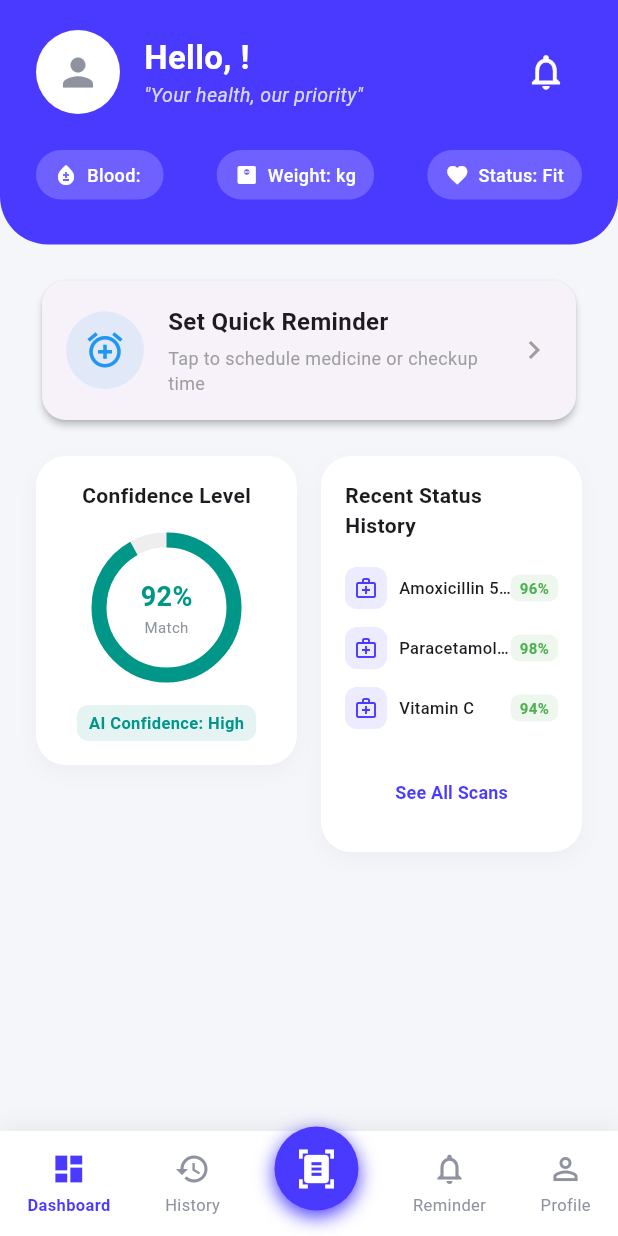
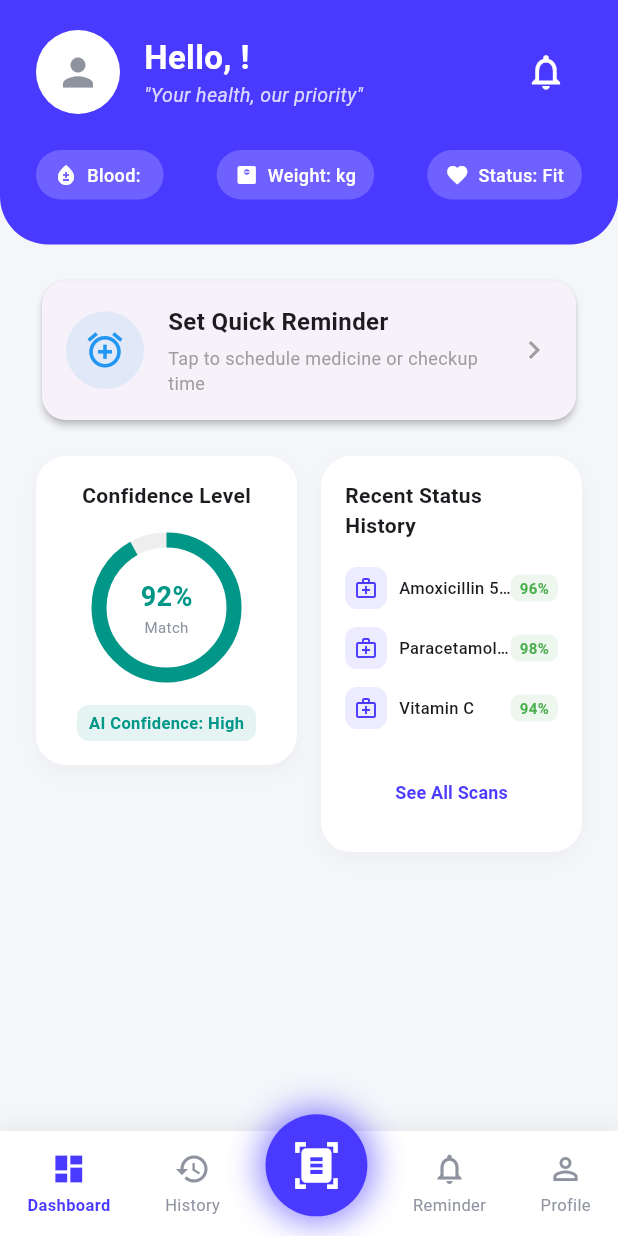
Before and after one commit to charuka-dilshan/medscan-flutter, a Flutter app: the DashboardScreen screen opened directly with empty values, on a phone screen of 412 x 824 dp. Run offline on Flutter 3.47's test engine with Material 3 defaults, Android fonts, the phone set to English and light mode, and no system bars.

```diff
--- a/lib/screens/dashboard/dashboard_screen.dart
+++ b/lib/screens/dashboard/dashboard_screen.dart
@@ -21,7 +21,8 @@ class DashboardScreen extends StatefulWidget {
   State<DashboardScreen> createState() => _DashboardScreenState();
 }
 
-class _DashboardScreenState extends State<DashboardScreen> {
+class _DashboardScreenState extends State<DashboardScreen>
+    with TickerProviderStateMixin {
   // දැනට සිලෙක්ට් වෙලා තියෙන Screen index එක (0 = Home Dashboard)
   int _selectedIndex = 0;
 
@@ -222,16 +223,33 @@ class _DashboardScreenState extends State<DashboardScreen> {
 
   // Navigation එකෙන් මාරු වෙන්න ඕන Screens ලැයිස්තුව
   late final List<Widget> _screens;
+  late final AnimationController _pulseController;
+  late final Animation<double> _pulseAnimation;
 
   @override
   void initState() {
     super.initState();
+    _pulseController = AnimationController(
+      vsync: this,
+      duration: const Duration(milliseconds: 1500),
+    )..repeat(reverse: true);
+
+    _pulseAnimation = Tween<double>(begin: 1.0, end: 1.25).animate(
+      CurvedAnimation(parent: _pulseController, curve: Curves.easeInOut),
+    );
+
     _screens = [
       _buildDashboardHome(), // index 0
       const HistoryScreen(), // index 1
       const ReminderScreen(), // index 2
       const ProfileScreen(), // index 3
     ];
+  }
+
+  @override
+  void dispose() {
+    _pulseController.dispose(); // Memory leaks නවත්තන්න dispose කිරීම
+    super.dispose();
   }
 
   // 💡 ප්‍රධාන Dashboard UI එක (Index 0 සඳහා)
@@ -528,43 +546,30 @@ class _DashboardScreenState extends State<DashboardScreen> {
                         const ScanScreen(),
                     transitionsBuilder:
                         (context, animation, secondaryAnimation, child) {
-                          // Slide & Fade Animation
-                          const begin = Offset(
-                            0.0,
-                            1.0,
-                          ); // යට ඉඳන් උඩට එන Animation එක
-                          const end = Offset.zero;
-                          const curve = Curves.easeOutCubic;
-
-                          var tween = Tween(
-                            begin: begin,
-                            end: end,
-                          ).chain(CurveTween(curve: curve));
-                          var offsetAnimation = animation.drive(tween);
-
-                          return SlideTransition(
-                            position: offsetAnimation,
-                            child: FadeTransition(
+                          return FadeTransition(
                             opacity: animation,
                             child: child,
+                          );
+                        },
                   ),
                 );
               },
-                    transitionDuration: const Duration(milliseconds: 400),
-                  ),
-                );
-              },
+              child: AnimatedBuilder(
+                animation: _pulseAnimation,
+                builder: (context, child) {
+                  return Transform.scale(
+                    scale: _pulseAnimation.value,
                     child: Container(
                       transform: Matrix4.translationValues(0, -10, 0),
                       padding: const EdgeInsets.all(14),
-                decoration: const BoxDecoration(
+                      decoration: BoxDecoration(
                         color: AppColors.primaryPurple,
                         shape: BoxShape.circle,
                         boxShadow: [
                           BoxShadow(
-                      color: AppColors.primaryPurple,
-                      blurRadius: 10,
-                      offset: Offset(0, 4),
+                            color: AppColors.primaryPurple.withOpacity(0.6),
+                            blurRadius: 12 * _pulseAnimation.value,
+                            spreadRadius: 3 * _pulseAnimation.value,
                           ),
                         ],
                       ),
@@ -573,6 +578,9 @@ class _DashboardScreenState extends State<DashboardScreen> {
                         color: AppColors.pureWhite,
                         size: 28,
                       ),
+                    ),
+                  );
+                },
               ),
             ),
 
```
Lines whose indentation alone changed are shown as unchanged.
